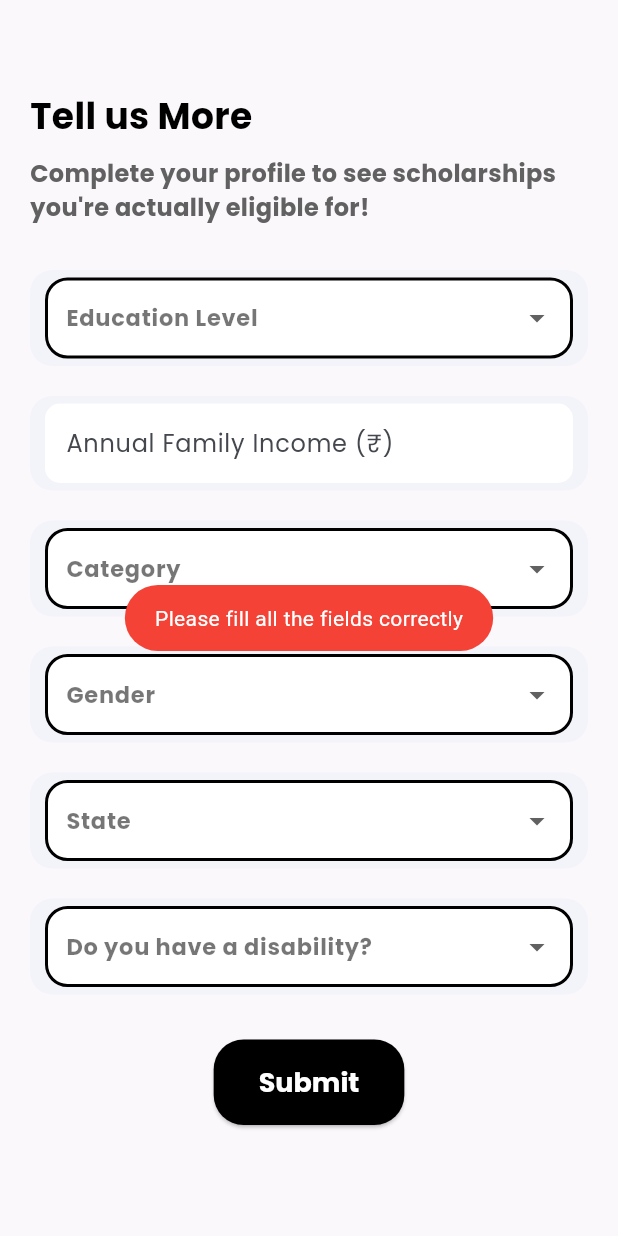
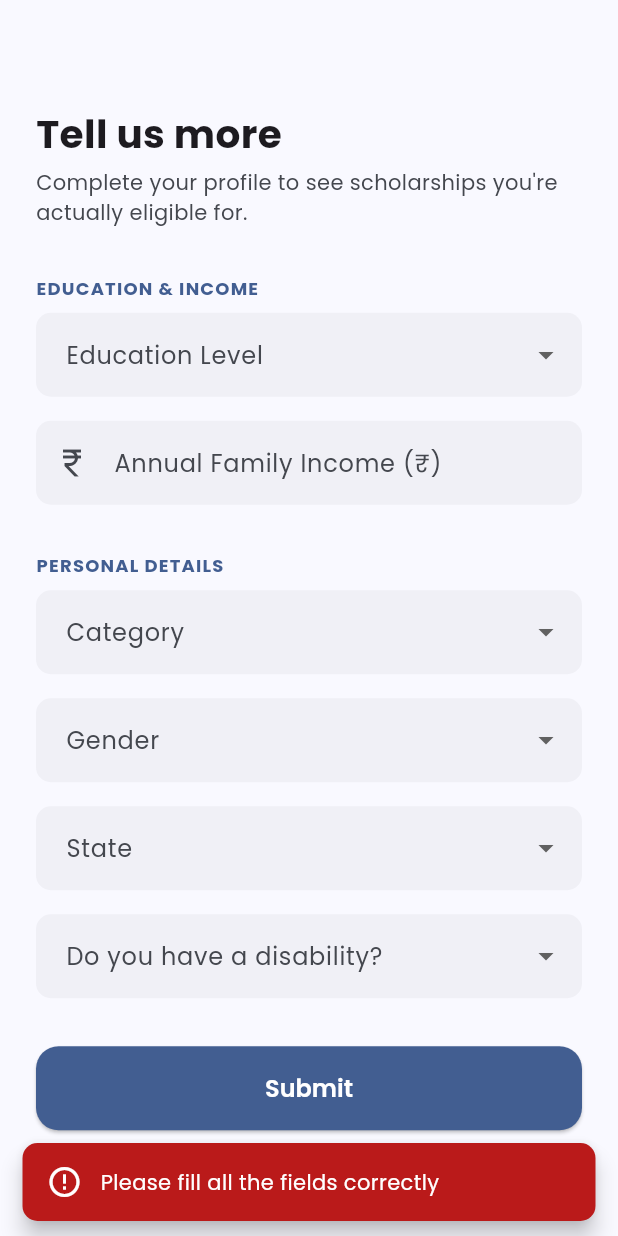
Before and after one commit to kamaleshK143/FundFinder, a Flutter app: the Userinfo screen opened by its route, after a tap on "Submit", on a phone screen of 412 x 824 dp. Run offline on Flutter 3.47's test engine with Material 3 defaults, Android fonts, the phone set to English and light mode, and no system bars; our stand-ins replace google_fonts, google_nav_bar, shared_preferences; accounts and stored records are empty.

Commit message:
UI overhaul: restyle the profile/onboarding form
Groups fields into "Education & Income" and "Personal Details" sections,
switches to themed dropdowns/inputs instead of hardcoded black borders,
and replaces Fluttertoast calls with the themed AppSnackBar. Field logic,
validation, and the save flow are unchanged.

```diff
--- a/frontend/lib/Screens/UserInfo/userinfo.dart
+++ b/frontend/lib/Screens/UserInfo/userinfo.dart
@@ -4,8 +4,10 @@ import 'package:fundfinderff/Screens/BottomBar/bottombar.dart';
 import 'package:fundfinderff/models/enums.dart';
 import 'package:fundfinderff/models/profile.dart';
 import 'package:fundfinderff/state/profile_provider.dart';
+import 'package:fundfinderff/theme/spacing.dart';
+import 'package:fundfinderff/widgets/app_snackbar.dart';
+import 'package:fundfinderff/widgets/fade_slide_route.dart';
 import 'package:google_fonts/google_fonts.dart';
-import 'package:fluttertoast/fluttertoast.dart';
 
 /// Every field here maps directly onto something EligibilityDecisionEngine
 /// actually reads (see backend MatchCriteria) - unlike the old version of
@@ -31,35 +33,31 @@ class _UserinfoState extends State<Userinfo> {
 
   @override
   Widget build(BuildContext context) {
+    final colorScheme = Theme.of(context).colorScheme;
+
     return Scaffold(
-      backgroundColor: const Color.fromARGB(255, 251, 248, 252),
       resizeToAvoidBottomInset: true,
       body: SafeArea(
+        child: Center(
           child: SingleChildScrollView(
-          child: Padding(
-            padding: const EdgeInsets.all(20.0),
+            padding: const EdgeInsets.symmetric(horizontal: AppSpacing.lg, vertical: AppSpacing.xl),
+            child: ConstrainedBox(
+              constraints: const BoxConstraints(maxWidth: 480),
               child: Column(
                 crossAxisAlignment: CrossAxisAlignment.start,
                 children: [
-                SizedBox(height: 40),
                   Text(
-                  "Tell us More",
-                  style: GoogleFonts.poppins(
-                    color: Colors.black,
-                    fontSize: 24.0,
-                    fontWeight: FontWeight.bold,
+                    "Tell us more",
+                    style: GoogleFonts.poppins(fontSize: 26.0, fontWeight: FontWeight.bold),
                   ),
+                  const SizedBox(height: AppSpacing.xs),
+                  Text(
+                    "Complete your profile to see scholarships you're actually eligible for.",
+                    style: TextStyle(color: colorScheme.onSurfaceVariant),
                   ),
-                SizedBox(height: 10),
-                Text(
-                  "Complete your profile to see scholarships you're actually eligible for!",
-                  style: GoogleFonts.poppins(
-                    fontWeight: FontWeight.bold,
-                    fontSize: 16,
-                    color: Colors.grey[700],
-                  ),
-                ),
-                SizedBox(height: 30),
+                  const SizedBox(height: AppSpacing.xl),
+                  _sectionLabel(context, "Education & Income"),
+                  const SizedBox(height: AppSpacing.sm),
                   buildStyledDropdown<EducationLevel>(
                     "Education Level",
                     EducationLevel.values,
@@ -67,30 +65,18 @@ class _UserinfoState extends State<Userinfo> {
                     (value) => setState(() => selectedEducationLevel = value),
                     selectedEducationLevel,
                   ),
-                SizedBox(height: 20.0),
-                Card(
-                  elevation: 0,
-                  shape: RoundedRectangleBorder(borderRadius: BorderRadius.circular(15)),
-                  child: Padding(
-                    padding: const EdgeInsets.symmetric(horizontal: 10, vertical: 5),
-                    child: TextFormField(
+                  const SizedBox(height: AppSpacing.md),
+                  TextFormField(
                     controller: incomeController,
                     keyboardType: TextInputType.number,
-                      style: GoogleFonts.poppins(fontWeight: FontWeight.bold, fontSize: 15),
-                      decoration: InputDecoration(
+                    decoration: const InputDecoration(
                       labelText: "Annual Family Income (₹)",
-                        border: OutlineInputBorder(
-                          borderRadius: BorderRadius.circular(15),
-                          borderSide: BorderSide(color: Colors.black, width: 2),
-                        ),
-                        filled: true,
-                        fillColor: Colors.white,
-                        contentPadding: EdgeInsets.symmetric(vertical: 15, horizontal: 10),
+                      prefixIcon: Icon(Icons.currency_rupee),
                     ),
                   ),
-                  ),
-                ),
-                SizedBox(height: 20.0),
+                  const SizedBox(height: AppSpacing.xl),
+                  _sectionLabel(context, "Personal Details"),
+                  const SizedBox(height: AppSpacing.sm),
                   buildStyledDropdown<Category>(
                     "Category",
                     Category.values,
@@ -98,7 +84,7 @@ class _UserinfoState extends State<Userinfo> {
                     (value) => setState(() => selectedCategory = value),
                     selectedCategory,
                   ),
-                SizedBox(height: 20.0),
+                  const SizedBox(height: AppSpacing.md),
                   buildStyledDropdown<Gender>(
                     "Gender",
                     Gender.values,
@@ -106,7 +92,7 @@ class _UserinfoState extends State<Userinfo> {
                     (value) => setState(() => selectedGender = value),
                     selectedGender,
                   ),
-                SizedBox(height: 20.0),
+                  const SizedBox(height: AppSpacing.md),
                   buildStyledDropdown<String>(
                     "State",
                     indianStates,
@@ -114,7 +100,7 @@ class _UserinfoState extends State<Userinfo> {
                     (value) => setState(() => selectedState = value),
                     selectedState,
                   ),
-                SizedBox(height: 20.0),
+                  const SizedBox(height: AppSpacing.md),
                   buildStyledDropdown<String>(
                     "Do you have a disability?",
                     yesNo,
@@ -122,37 +108,37 @@ class _UserinfoState extends State<Userinfo> {
                     (value) => setState(() => selectedDisability = value),
                     selectedDisability,
                   ),
-                SizedBox(height: 30.0),
-                Center(
+                  const SizedBox(height: AppSpacing.xl),
+                  SizedBox(
+                    width: double.infinity,
                     child: ElevatedButton(
-                    style: ElevatedButton.styleFrom(
-                      padding: const EdgeInsets.symmetric(horizontal: 30, vertical: 15),
-                      shape: RoundedRectangleBorder(
-                        borderRadius: BorderRadius.circular(20),
-                      ),
-                      backgroundColor: const Color.fromARGB(255, 0, 0, 0),
-                    ),
                       onPressed: isSubmitting ? null : submit,
                       child: isSubmitting
-                        ? SizedBox(
+                          ? const SizedBox(
                               height: 20,
                               width: 20,
                               child: CircularProgressIndicator(strokeWidth: 2, color: Colors.white),
                             )
-                        : Text(
-                            "Submit",
-                            style: GoogleFonts.poppins(
-                              color: Colors.white,
-                              fontSize: 18.0,
-                              fontWeight: FontWeight.bold,
-                            ),
-                          ),
+                          : const Text("Submit"),
                     ),
                   ),
                 ],
               ),
             ),
           ),
+        ),
+      ),
+    );
+  }
+
+  Widget _sectionLabel(BuildContext context, String label) {
+    return Text(
+      label.toUpperCase(),
+      style: GoogleFonts.poppins(
+        fontSize: 12,
+        fontWeight: FontWeight.w700,
+        letterSpacing: 0.8,
+        color: Theme.of(context).colorScheme.primary,
       ),
     );
   }
@@ -166,13 +152,7 @@ class _UserinfoState extends State<Userinfo> {
         selectedCategory == null ||
         selectedDisability == null ||
         income == null) {
-      Fluttertoast.showToast(
-        msg: "Please fill all the fields correctly",
-        toastLength: Toast.LENGTH_SHORT,
-        gravity: ToastGravity.CENTER,
-        backgroundColor: Colors.red,
-        textColor: Colors.white,
-      );
+      AppSnackBar.show(context, "Please fill all the fields correctly", type: SnackBarType.error);
       return;
     }
 
@@ -188,27 +168,12 @@ class _UserinfoState extends State<Userinfo> {
       );
       await context.read<ProfileProvider>().saveProfile(profile);
 
-      Fluttertoast.showToast(
-        msg: "Profile saved successfully",
-        toastLength: Toast.LENGTH_SHORT,
-        gravity: ToastGravity.CENTER,
-        backgroundColor: Colors.green,
-        textColor: Colors.white,
-      );
+      AppSnackBar.show(context, "Profile saved successfully", type: SnackBarType.success);
 
       if (!mounted) return;
-      Navigator.pushReplacement(
-        context,
-        MaterialPageRoute(builder: (context) => BottomNav()),
-      );
+      Navigator.pushReplacement(context, fadeSlideRoute(BottomNav()));
     } catch (error) {
-      Fluttertoast.showToast(
-        msg: "Error saving profile: $error",
-        toastLength: Toast.LENGTH_SHORT,
-        gravity: ToastGravity.CENTER,
-        backgroundColor: Colors.red,
-        textColor: Colors.white,
-      );
+      AppSnackBar.show(context, "Error saving profile: $error", type: SnackBarType.error);
     } finally {
       if (mounted) setState(() => isSubmitting = false);
     }
@@ -221,51 +186,16 @@ class _UserinfoState extends State<Userinfo> {
     ValueChanged<T?> onChanged,
     T? selectedValue,
   ) {
-    final TextStyle commonTextStyle = GoogleFonts.poppins(
-      color: const Color.fromARGB(137, 0, 0, 0),
-      fontSize: 15.0,
-      fontWeight: FontWeight.bold,
-    );
-
-    return Card(
-      elevation: 0,
-      shape: RoundedRectangleBorder(
-        borderRadius: BorderRadius.circular(15),
-      ),
-      child: Padding(
-        padding: const EdgeInsets.symmetric(horizontal: 10, vertical: 5),
-        child: DropdownButtonFormField<T>(
-          decoration: InputDecoration(
-            labelText: label,
-            labelStyle: commonTextStyle,
-            border: OutlineInputBorder(
-              borderRadius: BorderRadius.circular(15),
-              borderSide: BorderSide(color: Colors.black, width: 2),
-            ),
-            enabledBorder: OutlineInputBorder(
-              borderRadius: BorderRadius.circular(15),
-              borderSide: BorderSide(color: Colors.black, width: 2),
-            ),
-            focusedBorder: OutlineInputBorder(
-              borderRadius: BorderRadius.circular(15),
-              borderSide: BorderSide(color: Colors.black, width: 2),
-            ),
-            filled: true,
-            fillColor: Colors.white,
-            contentPadding: EdgeInsets.symmetric(vertical: 15, horizontal: 10),
-            hintStyle: commonTextStyle,
-          ),
-          style: commonTextStyle,
+    return DropdownButtonFormField<T>(
+      decoration: InputDecoration(labelText: label),
       value: selectedValue,
       items: items.map((T item) {
         return DropdownMenuItem<T>(
           value: item,
-              child: Text(labelOf(item), style: commonTextStyle),
+          child: Text(labelOf(item)),
         );
       }).toList(),
       onChanged: onChanged,
-        ),
-      ),
     );
   }
 }
```
Lines whose indentation alone changed are shown as unchanged.
